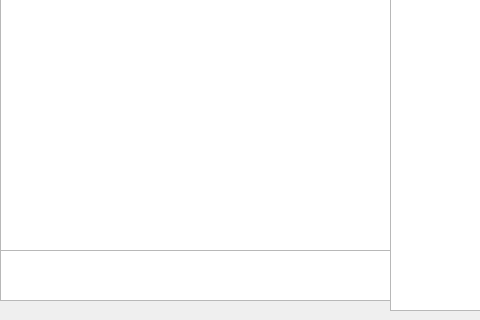
Qt form boardgui.ui (LREGS/led_climbing_board) before a commit; both pictures show x 0 to 480 and y 240 to 560 of the 588 by 560 pixel window.
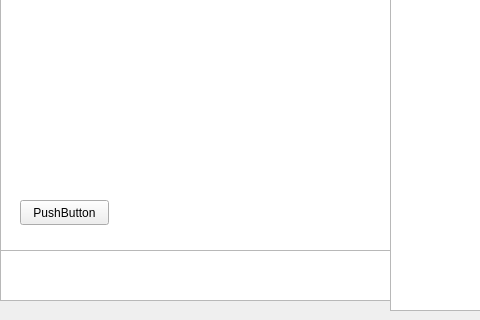
The same form after that commit.

Commit message: added buttons to holds and for creating and loading new climbs

What changed in the file:
```diff
--- a/boardgui.ui
+++ b/boardgui.ui
@@ -59,6 +59,19 @@
     </rect>
    </property>
   </widget>
+  <widget class="QPushButton" name="upload">
+   <property name="geometry">
+    <rect>
+     <x>20</x>
+     <y>440</y>
+     <width>89</width>
+     <height>25</height>
+    </rect>
+   </property>
+   <property name="text">
+    <string>PushButton</string>
+   </property>
+  </widget>
  </widget>
  <resources/>
  <connections/>
```
The commit also changes 5 other files.
